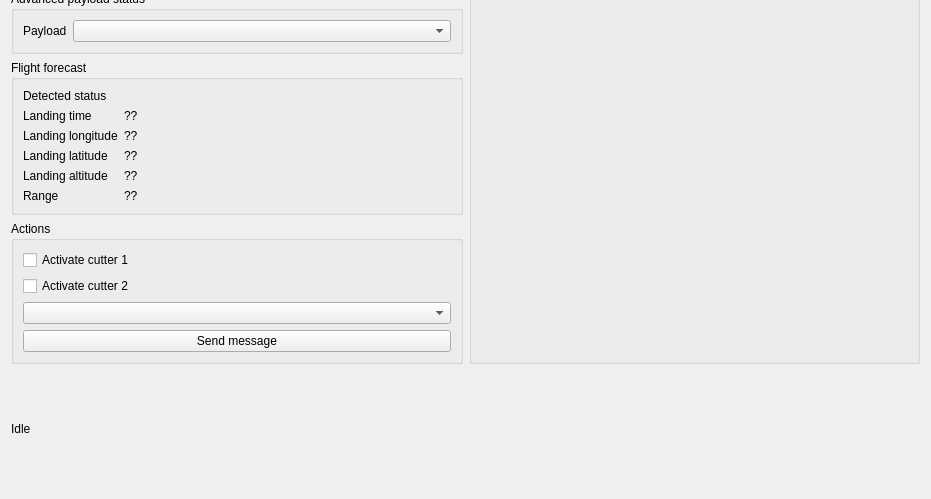
This is balloon_operator/gui_operatorwidget.ui in a-schneider-fmi/balloon-operator as Qt 5 draws it before an edit; both pictures show x 0 to 931 and y 427 to 926 of the 931 by 926 pixel window. The edited form follows.
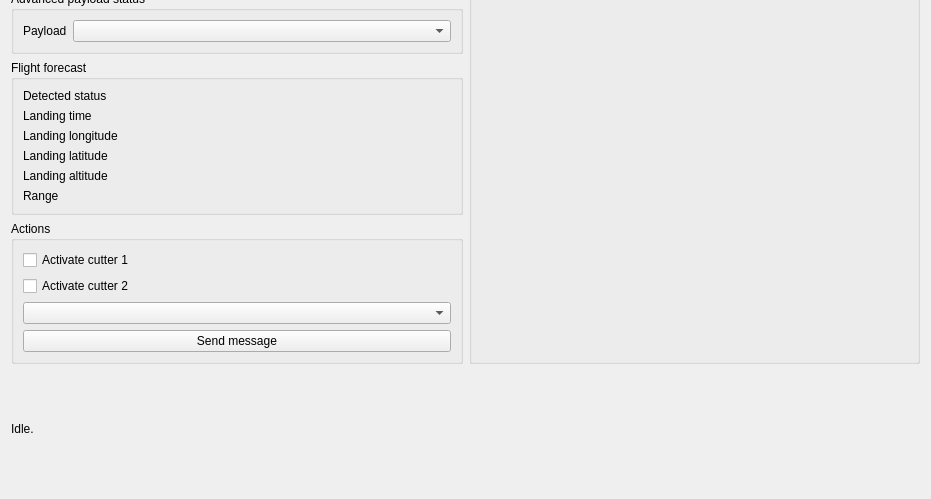
This is the edited form. Custom widgets are drawn as their Qt base class.

Commit message: Made GUI translatable.

```diff
--- a/balloon_operator/gui_operatorwidget.ui
+++ b/balloon_operator/gui_operatorwidget.ui
@@ -320,28 +320,28 @@
         <item row="2" column="1">
          <widget class="QLabel" name="label_landing_longitude_value">
           <property name="text">
-           <string>??</string>
+           <string/>
           </property>
          </widget>
         </item>
         <item row="3" column="1">
          <widget class="QLabel" name="label_landing_latitude_value">
           <property name="text">
-           <string>??</string>
+           <string/>
           </property>
          </widget>
         </item>
         <item row="4" column="1">
          <widget class="QLabel" name="label_landing_altitude_value">
           <property name="text">
-           <string>??</string>
+           <string/>
           </property>
          </widget>
         </item>
         <item row="5" column="1">
          <widget class="QLabel" name="label_range_value">
           <property name="text">
-           <string>??</string>
+           <string/>
           </property>
          </widget>
         </item>
@@ -369,7 +369,7 @@
         <item row="1" column="1">
          <widget class="QLabel" name="label_landing_time_value">
           <property name="text">
-           <string>??</string>
+           <string/>
           </property>
          </widget>
         </item>
@@ -426,7 +426,7 @@
    <item row="1" column="0" colspan="2">
     <widget class="QLabel" name="label_status">
      <property name="text">
-      <string>Idle</string>
+      <string>Idle.</string>
      </property>
     </widget>
    </item>
```
Left out of the diff: 24 changed lines with no effect on the pictures. The commit also changes 5 other files.
